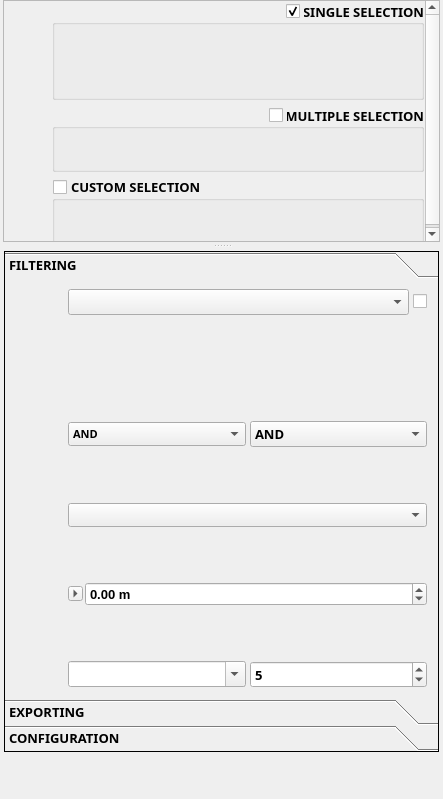
Before: the Qt Designer form filter_mate_dockwidget_base.ui in sducournau/filter_mate, drawn with Qt 5.
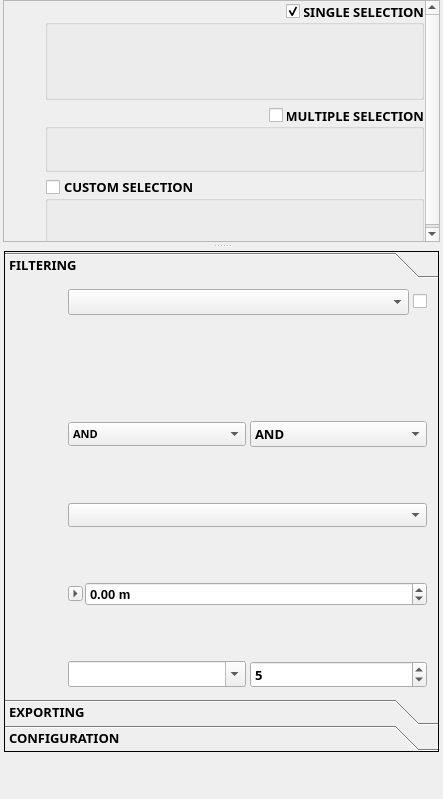
After: the same form once the commit is applied. Icons and pictures are not drawn. Custom widgets are drawn as their Qt base class.

Commit message:
fix(ui): harmonize exploring buttons Fixed/Fixed 32x32 + zero margins on widget_keys
- Set all 6 exploring buttons to Fixed/Fixed sizePolicy with 32x32 min/max
- Remove stale baseSize properties from exploring buttons
- Set zero margins on widget_keys containers for compact layout

The edit to the form file:
```diff
--- a/filter_mate_dockwidget_base.ui
+++ b/filter_mate_dockwidget_base.ui
@@ -280,7 +280,7 @@
                      <item alignment="Qt::AlignHCenter">
                       <widget class="QPushButton" name="pushButton_exploring_identify">
                        <property name="sizePolicy">
-                        <sizepolicy hsizetype="Fixed" vsizetype="Preferred">
+                        <sizepolicy hsizetype="Fixed" vsizetype="Fixed">
                          <horstretch>0</horstretch>
                          <verstretch>0</verstretch>
                         </sizepolicy>
@@ -293,8 +293,8 @@
                        </property>
                        <property name="maximumSize">
                         <size>
-                         <width>16777215</width>
-                         <height>25</height>
+                         <width>32</width>
+                         <height>32</height>
                         </size>
                        </property>
                        <property name="baseSize">
@@ -352,7 +352,7 @@
                      <item alignment="Qt::AlignHCenter">
                       <widget class="QPushButton" name="pushButton_exploring_zoom">
                        <property name="sizePolicy">
-                        <sizepolicy hsizetype="Fixed" vsizetype="Preferred">
+                        <sizepolicy hsizetype="Fixed" vsizetype="Fixed">
                          <horstretch>0</horstretch>
                          <verstretch>0</verstretch>
                         </sizepolicy>
@@ -365,8 +365,8 @@
                        </property>
                        <property name="maximumSize">
                         <size>
-                         <width>16777215</width>
-                         <height>25</height>
+                         <width>32</width>
+                         <height>32</height>
                         </size>
                        </property>
                        <property name="baseSize">
@@ -424,7 +424,7 @@
                      <item alignment="Qt::AlignHCenter">
                       <widget class="QPushButton" name="pushButton_checkable_exploring_selecting">
                        <property name="sizePolicy">
-                        <sizepolicy hsizetype="Fixed" vsizetype="Preferred">
+                        <sizepolicy hsizetype="Fixed" vsizetype="Fixed">
                          <horstretch>0</horstretch>
                          <verstretch>0</verstretch>
                         </sizepolicy>
@@ -437,8 +437,8 @@
                        </property>
                        <property name="maximumSize">
                         <size>
-                         <width>16777215</width>
-                         <height>25</height>
+                         <width>32</width>
+                         <height>32</height>
                         </size>
                        </property>
                        <property name="baseSize">
@@ -508,7 +508,7 @@
                      <item alignment="Qt::AlignHCenter">
                       <widget class="QPushButton" name="pushButton_checkable_exploring_tracking">
                        <property name="sizePolicy">
-                        <sizepolicy hsizetype="Fixed" vsizetype="Preferred">
+                        <sizepolicy hsizetype="Fixed" vsizetype="Fixed">
                          <horstretch>0</horstretch>
                          <verstretch>0</verstretch>
                         </sizepolicy>
@@ -521,8 +521,8 @@
                        </property>
                        <property name="maximumSize">
                         <size>
-                         <width>16777215</width>
-                         <height>25</height>
+                         <width>32</width>
+                         <height>32</height>
                         </size>
                        </property>
                        <property name="baseSize">
@@ -592,7 +592,7 @@
                      <item alignment="Qt::AlignHCenter">
                       <widget class="QPushButton" name="pushButton_checkable_exploring_linking_widgets">
                        <property name="sizePolicy">
-                        <sizepolicy hsizetype="Fixed" vsizetype="Preferred">
+                        <sizepolicy hsizetype="Fixed" vsizetype="Fixed">
                          <horstretch>0</horstretch>
                          <verstretch>0</verstretch>
                         </sizepolicy>
@@ -605,8 +605,8 @@
                        </property>
                        <property name="maximumSize">
                         <size>
-                         <width>16777215</width>
-                         <height>25</height>
+                         <width>32</width>
+                         <height>32</height>
                         </size>
                        </property>
                        <property name="baseSize">
@@ -676,7 +676,7 @@
                      <item alignment="Qt::AlignHCenter">
                       <widget class="QPushButton" name="pushButton_exploring_reset_layer_properties">
                        <property name="sizePolicy">
-                        <sizepolicy hsizetype="Fixed" vsizetype="Preferred">
+                        <sizepolicy hsizetype="Fixed" vsizetype="Fixed">
                          <horstretch>0</horstretch>
                          <verstretch>0</verstretch>
                         </sizepolicy>
@@ -689,8 +689,8 @@
                        </property>
                        <property name="maximumSize">
                         <size>
-                         <width>16777215</width>
-                         <height>25</height>
+                         <width>32</width>
+                         <height>32</height>
                         </size>
                        </property>
                        <property name="baseSize">
```
Left out of the diff: 24 changed lines with no effect on the pictures. The commit also changes 1 other file.
